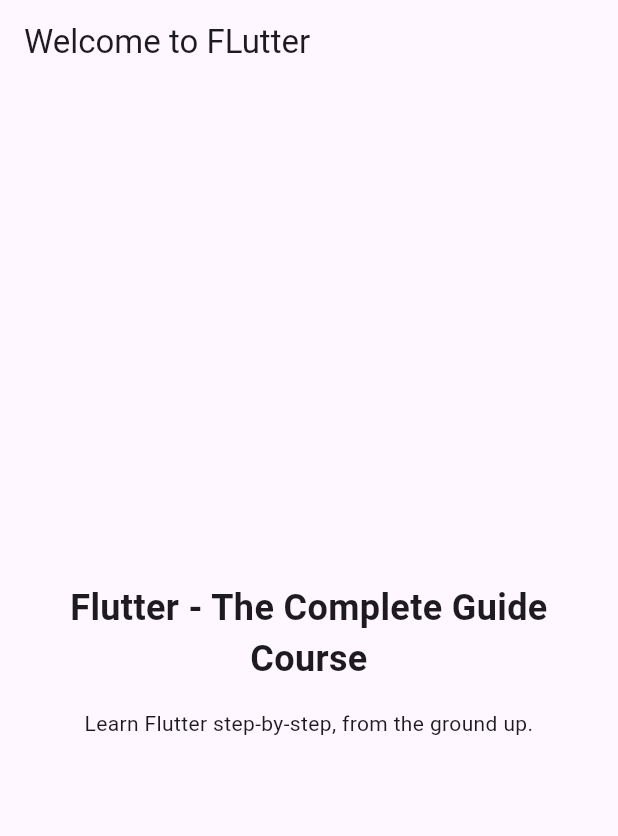
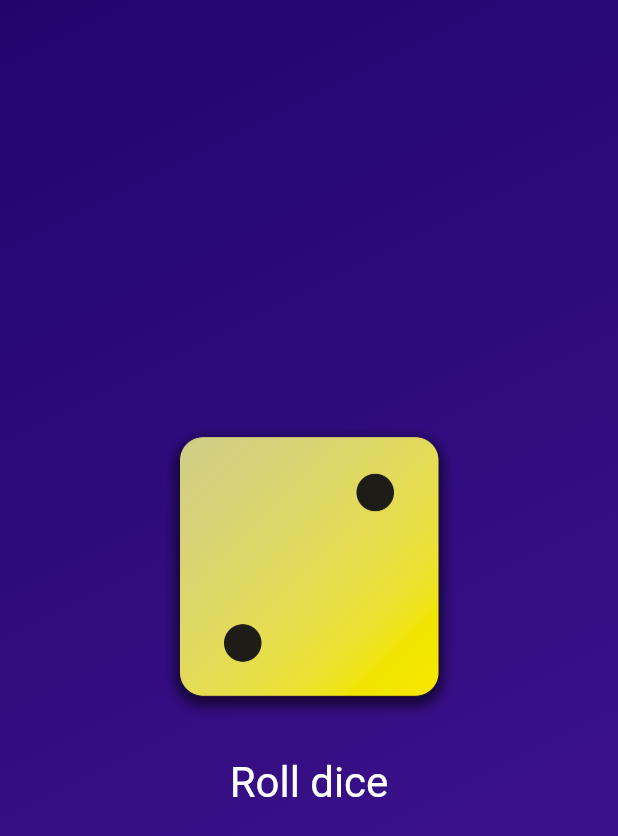
Before and after one commit to nabilzafarin/Udemy, a Flutter app: the screen it shows after launch, on a phone screen of 412 x 824 dp. Shown: the top 836 px of the screen. Run offline on Flutter 3.47's test engine with Material 3 defaults, Android fonts, the phone set to English and light mode, and no system bars.

Commit message:
Updated 7/6/2025

```diff
--- /dev/null
+++ b/Flutter_Course/Course_1_FlutterDart_TheCompleteGuide/project_flutter/first_app/Flutter_Course/Course_1_FlutterDart_TheCompleteGuide/project_flutter/first_app/analysis_options.yaml
@@ -0,0 +1,28 @@
+# This file configures the analyzer, which statically analyzes Dart code to
+# check for errors, warnings, and lints.
+#
+# The issues identified by the analyzer are surfaced in the UI of Dart-enabled
+# IDEs (https://dart.dev/tools#ides-and-editors). The analyzer can also be
+# invoked from the command line by running `flutter analyze`.
+
+# The following line activates a set of recommended lints for Flutter apps,
+# packages, and plugins designed to encourage good coding practices.
+include: package:flutter_lints/flutter.yaml
+
+linter:
+  # The lint rules applied to this project can be customized in the
+  # section below to disable rules from the `package:flutter_lints/flutter.yaml`
+  # included above or to enable additional rules. A list of all available lints
+  # and their documentation is published at https://dart.dev/lints.
+  #
+  # Instead of disabling a lint rule for the entire project in the
+  # section below, it can also be suppressed for a single line of code
+  # or a specific dart file by using the `// ignore: name_of_lint` and
+  # `// ignore_for_file: name_of_lint` syntax on the line or in the file
+  # producing the lint.
+  rules:
+    # avoid_print: false  # Uncomment to disable the `avoid_print` rule
+    # prefer_single_quotes: true  # Uncomment to enable the `prefer_single_quotes` rule
+
+# Additional information about this file can be found at
+# https://dart.dev/guides/language/analysis-options
--- /dev/null
+++ b/Flutter_Course/Course_1_FlutterDart_TheCompleteGuide/project_flutter/first_app/lib/dice_roller.dart
@@ -0,0 +1,78 @@
+import 'package:flutter/material.dart';
+// 51) Generate Random Number
+import 'dart:math';
+
+// 52) final var for Object (can be once create object and reuse)
+final randomizer = Random(); //global variable
+
+class DiceRoller extends StatefulWidget {
+  const DiceRoller({super.key});
+
+  @override
+  State<DiceRoller> createState() => _DiceRollerState();
+  /*
+  OR
+  State<DiceRoller> createState() {
+    return _DiceRollerState();
+  }
+   */
+}
+
+class _DiceRollerState extends State<DiceRoller> {
+  /* 49) How to NOT build interact widgets
+  var activeDiceImage = 'assets/images/dice-2.png';*/
+   // 51) Generate Random Number (Ways-2)
+   var currentDiceRoll = 2; // default value
+
+  // 47) Named Function
+  void rollDice() {
+    /* 51) Generate Random Number (Ways-1)
+    var diceRoll = Random().nextInt(6) + 1; //range num 1-6 */
+    // 49) code function + 50) Stateful Widget
+    setState(() {
+      /* 50) setState Anonymous function (any updates to class variables)
+      activeDiceImage = 'assets/images/dice-4.png';*/
+
+      /* 51) Generate Random Number (Ways-1)
+      activeDiceImage = 'assets/images/dice-$diceRoll.png'; // pass value random num */
+      // 51) Generate Random Number (Ways-2)
+      currentDiceRoll = randomizer.nextInt(6) + 1; //override default value
+    });
+  }
+
+  @override
+  Widget build(BuildContext context) {
+    return Column(
+      mainAxisSize: MainAxisSize.min,
+      children: [
+        Image.asset(
+          /* 51) Generate Random Number (Ways-1)
+          activeDiceImage,*/
+          // 51) Generate Random Number (Ways-2)
+          'assets/images/dice-$currentDiceRoll.png',
+          width: 200
+        ),
+        // 48) Add Spacing
+        const SizedBox(height: 20.0),
+        TextButton(
+            /* 47) Anonymous Function
+          onPressed: () {
+            //code..
+          }, */
+            // 47) Named Function
+            onPressed: rollDice,
+            style: TextButton.styleFrom(
+              /* 48) Add Spacing
+            padding: const EdgeInsets.only(
+              top: 20.0,
+            ),*/
+              foregroundColor: Colors.white,
+              textStyle: const TextStyle(
+                fontSize: 28,
+              ),
+            ),
+            child: const Text('Roll dice')),
+      ],
+    );
+  }
+}
--- /dev/null
+++ b/Flutter_Course/Course_1_FlutterDart_TheCompleteGuide/project_flutter/first_app/lib/gradient_container.dart
@@ -0,0 +1,51 @@
+import 'package:first_app/dice_roller.dart';
+import 'package:flutter/material.dart';
+//import 'package:first_app/styled_text.dart';
+
+// initialization var
+var startAlignment = Alignment.topLeft;
+var endAlignment = Alignment.bottomRight;
+
+class GradientContainer extends StatelessWidget {
+  // 45) Default Constructor Function
+  /*45) Named Parameters
+  const GradientContainer({super.key, required this.color1, required this.color2});*/
+  //45) Positional Parameters
+  const GradientContainer(this.color1, this.color2, {super.key});
+
+  // 46) Multiple Constructor (assgin direct color at function constructor)
+  const GradientContainer.purple({super.key})
+      : color1 = Colors.deepPurple,
+        color2 = Colors.indigo;
+
+  //Variable Class
+  /* 45) variables list values
+  final List<Color> colors;*/
+  /* 45) variables individual values */
+  final Color color1;
+  final Color color2;
+
+  @override
+  Widget build(BuildContext context) {
+    return Container(
+      decoration: BoxDecoration(
+        gradient: LinearGradient(
+          /* 45) Start and end color Gradient */
+          /*45) list colors
+          colors: colors,*/
+          // 45) individual colors
+          colors: [
+            color1,
+            color2
+          ],
+          begin: startAlignment,
+          end: endAlignment,
+        ),
+      ),
+      child: const Center(
+        child: DiceRoller(),
+        //StyledText('Hi'),
+      ),
+    );
+  }
+}
--- a/Flutter_Course/Course_1_FlutterDart_TheCompleteGuide/project_flutter/first_app/lib/main.dart
+++ b/Flutter_Course/Course_1_FlutterDart_TheCompleteGuide/project_flutter/first_app/lib/main.dart
@@ -1,3 +1,4 @@
+import 'package:first_app/gradient_container.dart';
 import 'package:flutter/material.dart';
 
 void main() {
@@ -10,37 +11,15 @@ class MyApp extends StatelessWidget {
   // This widget is the root of your application.
   @override
   Widget build(BuildContext context) {
-    return MaterialApp(
-     title: 'Flutter First App',
-     theme: ThemeData(useMaterial3: true),
-     home: Scaffold(
-      appBar: AppBar(
-        title: const Text('Welcome to FLutter'),
+    return const MaterialApp(
+      home: Scaffold(
+        body: GradientContainer(
+          Color.fromARGB(255, 33, 5, 109),
+          Color.fromARGB(255, 68, 21, 149)
+        ),
+        /* 46) call multple constructor
+        GradientContainer.purple(),*/
       ),
-      body: Container(
-        width: double.infinity,
-        padding: const EdgeInsets.all(12),
-        child: const Column(
-          mainAxisAlignment: MainAxisAlignment.center,
-          crossAxisAlignment: CrossAxisAlignment.center,
-          children: [
-            Text(
-              'Flutter - The Complete Guide Course',
-              textAlign: TextAlign.center,
-              style: TextStyle(
-                fontSize: 24,
-                fontWeight: FontWeight.bold,
-              )
-            ),
-            SizedBox(height: 16),
-            Text(
-              'Learn Flutter step-by-step, from the ground up.',
-              textAlign: TextAlign.center,
-            ),
-          ],
-        ),
-      ),
-     ),
     );
   }
 }
--- /dev/null
+++ b/Flutter_Course/Course_1_FlutterDart_TheCompleteGuide/project_flutter/first_app/lib/styled_text.dart
@@ -0,0 +1,25 @@
+import 'package:flutter/material.dart';
+
+class StyledText extends StatelessWidget {
+  // Function Constructor
+  /* 1- Intialize list assignment (without shorthand constructor)
+  const StyledText(String text, {super.key}) : textDynamic = text;
+  final String textDynamic;*/
+  // 2- shorthand constructor
+  const StyledText(this.text, {super.key});
+  final String text;
+
+  @override
+  Widget build(BuildContext context) {
+    return Text(
+      /* 1 - Intialize list assignment (without shorthand constructor)
+      textDynamic,*/
+      // 2- shorthand constructor
+      text,
+      style: const TextStyle(
+        color: Colors.white,
+        fontSize: 28.0,
+      ),
+    );
+  }
+}
```
Also changed, not shown: Flutter_Course/Course_1_FlutterDart_TheCompleteGuide/project_flutter/first_app/pubspec.yaml (+7 -3 lines), Flutter_Course/Course_1_FlutterDart_TheCompleteGuide/project_flutter/first_app/assets/images/dice-1.png (added), Flutter_Course/Course_1_FlutterDart_TheCompleteGuide/project_flutter/first_app/assets/images/dice-2.png (added), Flutter_Course/Course_1_FlutterDart_TheCompleteGuide/project_flutter/first_app/assets/images/dice-3.png (added), Flutter_Course/Course_1_FlutterDart_TheCompleteGuide/project_flutter/first_app/assets/images/dice-4.png (added), Flutter_Course/Course_1_FlutterDart_TheCompleteGuide/project_flutter/first_app/assets/images/dice-5.png (added), Flutter_Course/Course_1_FlutterDart_TheCompleteGuide/project_flutter/first_app/assets/images/dice-6.png (added), Flutter_Course/Course_1_FlutterDart_TheCompleteGuide/project_flutter/first_app/pubspec.lock, 28 other files.
